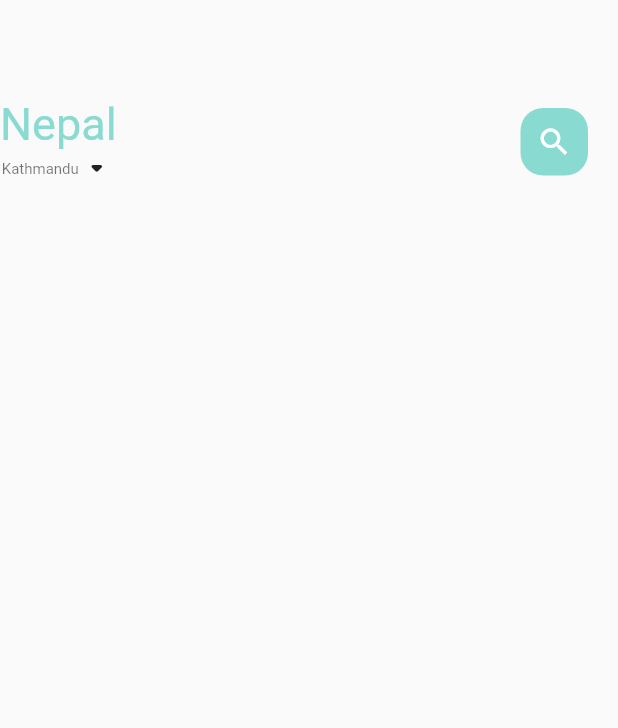
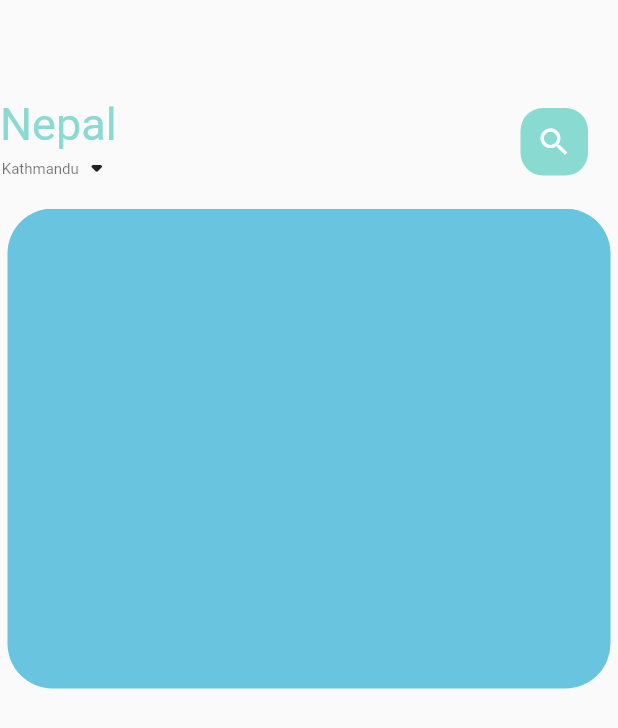
Before and after one commit to Anjeelchaudhary/E-commersApplication-_Foodie-, a Flutter app: the screen it shows after launch, on a phone screen of 412 x 824 dp. Shown: the top 728 px of the screen. Run offline on Flutter 3.47's test engine with Material 2 defaults, Android fonts, the phone set to English and light mode, and no system bars.

```diff
--- a/lib/home/food_page_body.dart
+++ b/lib/home/food_page_body.dart
@@ -1,16 +1,17 @@
 import 'package:flutter/cupertino.dart';
 
-class FoodPageNody extends StatefulWidget {
-  const FoodPageNody({Key? key}) : super(key: key);
+class FoodPageBody extends StatefulWidget {
+  const FoodPageBody({Key? key}) : super(key: key);
 
   @override
-  State<FoodPageNody> createState() => _FoodPageNodyState();
+  State<FoodPageBody> createState() => _FoodPageNodyState();
 }
 
-class _FoodPageNodyState extends State<FoodPageNody> {
+class _FoodPageNodyState extends State<FoodPageBody> {
   @override
   Widget build(BuildContext context) {
     return Container(
+      height: 320,
       child: PageView.builder(
           itemCount: 5,
           itemBuilder: (context, position) {
@@ -24,7 +25,8 @@ class _FoodPageNodyState extends State<FoodPageNody> {
       height: 220,
       margin: EdgeInsets.only(left: 5, right: 5),
       decoration: BoxDecoration(
-          borderRadius: BorderRadius.circular(30), color: Color(0xFF69c5df)),
+          borderRadius: BorderRadius.circular(30),
+          color: index.isEven ? Color(0xFF69c5df) : Color(0xFF9294cc)),
     );
   }
 }
--- a/lib/home/main_food_page.dart
+++ b/lib/home/main_food_page.dart
@@ -4,6 +4,7 @@ import 'package:flutter_ecommers_app/widgets/big_text.dart';
 import 'package:flutter_ecommers_app/widgets/small_text.dart';
 
 import '../utils/colors.dart';
+import '../home/food_page_body.dart';
 
 class MainFoodPage extends StatefulWidget {
   const MainFoodPage({Key? key}) : super(key: key);
@@ -57,6 +58,7 @@ class _MainFoodPageState extends State<MainFoodPage> {
             ],
           ),
         )),
+        FoodPageBody(),
       ],
     ));
   }
--- a/lib/main.dart
+++ b/lib/main.dart
@@ -21,6 +21,3 @@ class MyApp extends StatelessWidget {
     );
   }
 }
-
-
-0:46:33
```
Also changed, not shown: pubspec.yaml (+11 -11 lines).
